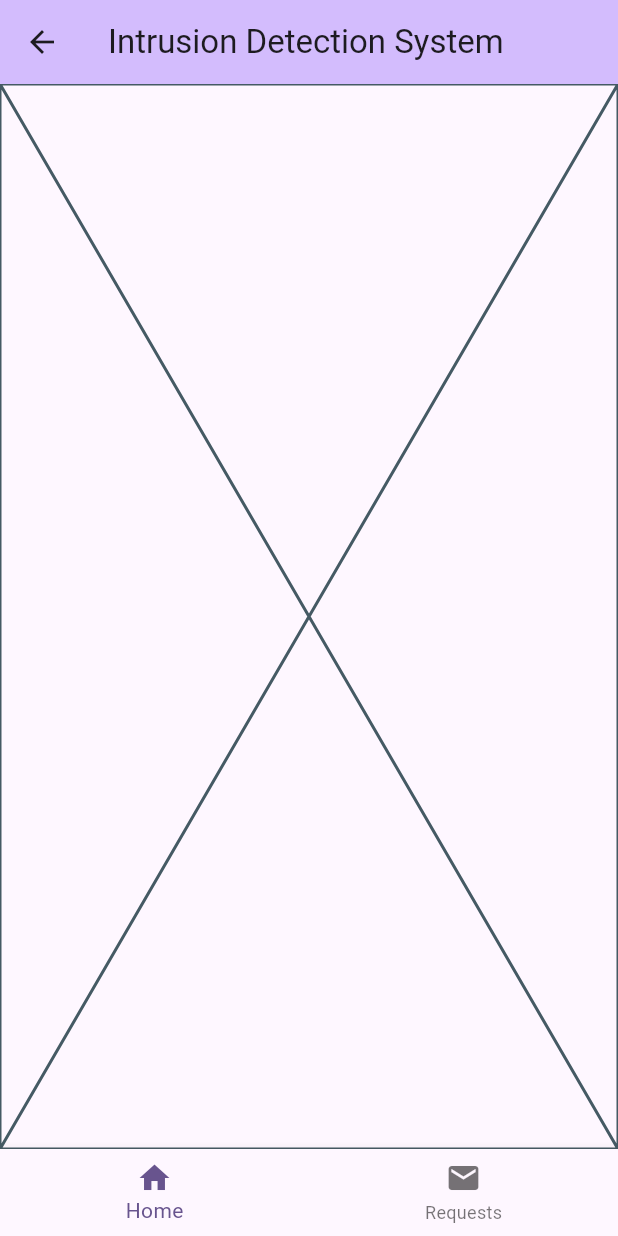
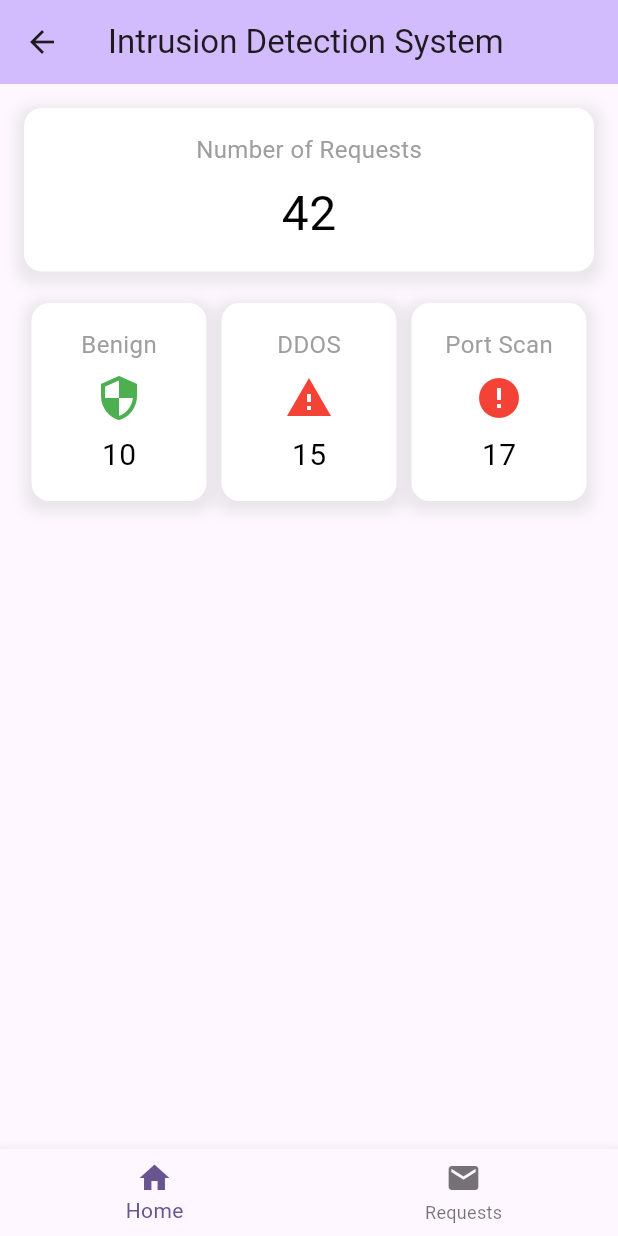
Before and after one commit to BilalElHammouchi/intrusion_detection_system, a Flutter app: the HomePage screen opened by its route, on a phone screen of 412 x 824 dp. Run offline on Flutter 3.47's test engine with Material 2 defaults, Android fonts, the phone set to English and light mode, and no system bars; our stand-ins replace elegant_notification.

Commit message:
added static showcase of requests

```diff
--- a/lib/home_page.dart
+++ b/lib/home_page.dart
@@ -17,9 +17,59 @@ class _HomePageState extends State<HomePage> {
     return Scaffold(
       appBar: AppBar(
         backgroundColor: Theme.of(context).colorScheme.inversePrimary,
-        title: Text('Intrusion Detection System'),
+        title: const Text('Intrusion Detection System'),
       ),
-      body: const Placeholder(),
+      body: Padding(
+        padding: const EdgeInsets.all(16.0),
+        child: Column(
+          crossAxisAlignment: CrossAxisAlignment.stretch,
+          children: [
+            Container(
+              decoration: BoxDecoration(
+                borderRadius: BorderRadius.circular(12.0),
+                color: Colors.white,
+                boxShadow: [
+                  BoxShadow(
+                    color: Colors.grey.withOpacity(0.2),
+                    spreadRadius: 5,
+                    blurRadius: 7,
+                    offset: const Offset(0, 3),
+                  ),
+                ],
+              ),
+              padding: const EdgeInsets.all(16.0),
+              child: const Column(
+                children: [
+                  Text(
+                    'Number of Requests',
+                    style: TextStyle(
+                      color: Colors.grey,
+                      fontSize: 16.0,
+                    ),
+                  ),
+                  SizedBox(height: 8.0),
+                  Text(
+                    '42', // Replace with your actual number
+                    style: TextStyle(
+                      color: Colors.black,
+                      fontSize: 32.0,
+                    ),
+                  ),
+                ],
+              ),
+            ),
+            const SizedBox(height: 16.0),
+            Row(
+              mainAxisAlignment: MainAxisAlignment.spaceBetween,
+              children: [
+                buildRequestTypeContainer('Benign', Icons.security, '10'),
+                buildRequestTypeContainer('DDOS', Icons.warning, '15'),
+                buildRequestTypeContainer('Port Scan', Icons.error, '17'),
+              ],
+            ),
+          ],
+        ),
+      ),
       bottomNavigationBar: BottomNavigationBar(
         currentIndex: _currentIndex,
         onTap: (index) {
@@ -40,4 +90,52 @@ class _HomePageState extends State<HomePage> {
       ),
     );
   }
+
+  Widget buildRequestTypeContainer(String text, IconData icon, String number) {
+    return Expanded(
+      child: Padding(
+        padding: const EdgeInsets.all(5.0),
+        child: Container(
+          decoration: BoxDecoration(
+            borderRadius: BorderRadius.circular(12.0),
+            color: Colors.white,
+            boxShadow: [
+              BoxShadow(
+                color: Colors.grey.withOpacity(0.2),
+                spreadRadius: 5,
+                blurRadius: 7,
+                offset: const Offset(0, 3),
+              ),
+            ],
+          ),
+          padding: const EdgeInsets.all(16.0),
+          child: Column(
+            children: [
+              Text(
+                text,
+                style: const TextStyle(
+                  color: Colors.grey,
+                  fontSize: 16.0,
+                ),
+              ),
+              const SizedBox(height: 8.0),
+              Icon(
+                icon,
+                size: 32.0,
+                color: text != 'Benign' ? Colors.red : Colors.green,
+              ),
+              const SizedBox(height: 8.0),
+              Text(
+                number, // Replace with your actual number
+                style: const TextStyle(
+                  color: Colors.black,
+                  fontSize: 20.0,
+                ),
+              ),
+            ],
+          ),
+        ),
+      ),
+    );
+  }
 }
```
